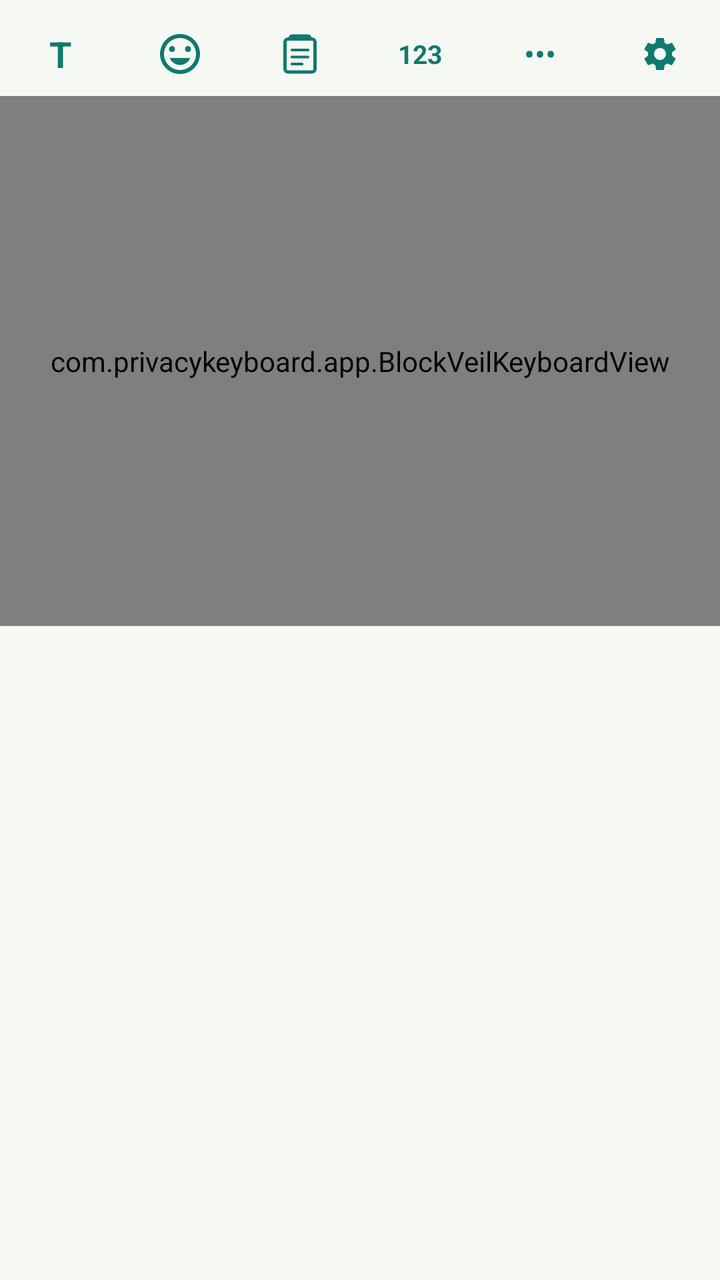
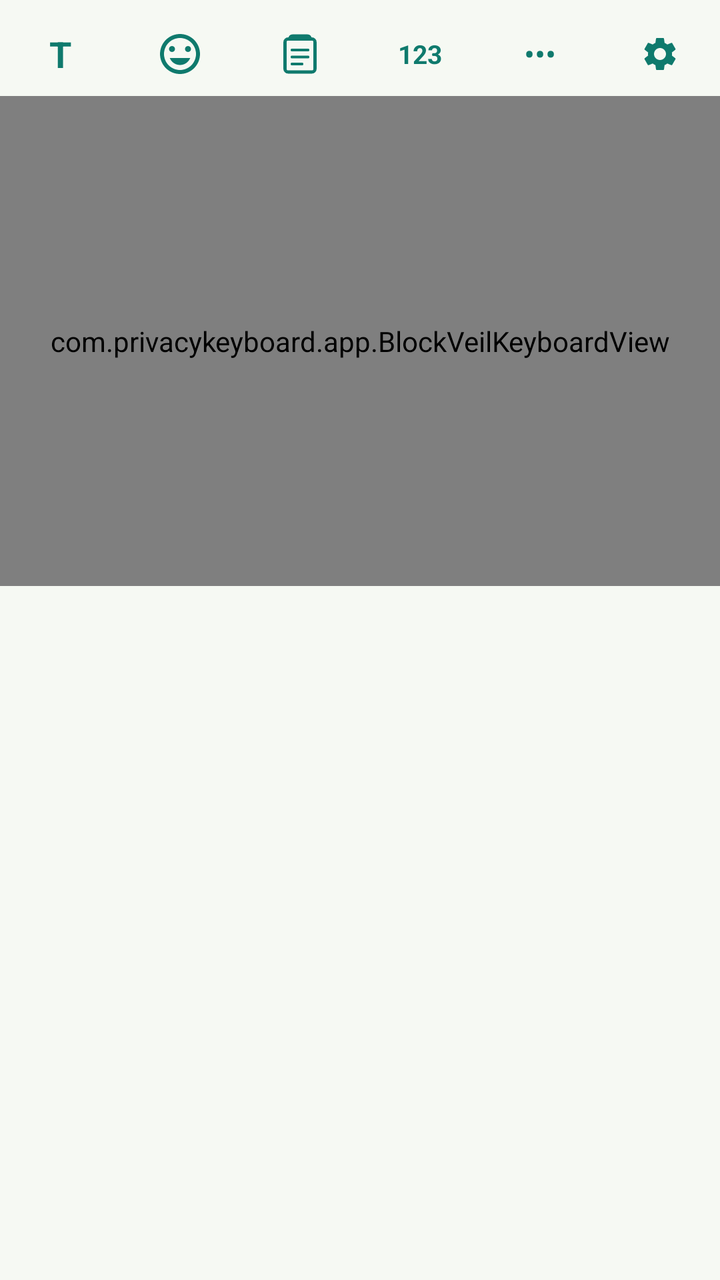

Two renders of the same Android screen: before a commit and after it. Below are the layout's source before the change and the commit's diff.
<!-- AndroidManifest.xml: application theme Theme.BlockVeil -->
<!-- res/layout/input_view.xml -->
<?xml version="1.0" encoding="utf-8"?>
<LinearLayout xmlns:android="http://schemas.android.com/apk/res/android"
    android:layout_width="match_parent"
    android:layout_height="wrap_content"
    android:orientation="vertical"
    android:background="@color/ime_bg"
    android:paddingTop="6dp"
    android:paddingBottom="0dp">

    <LinearLayout
        android:id="@+id/suggestion_strip"
        android:layout_width="match_parent"
        android:layout_height="42dp"
        android:orientation="horizontal"
        android:background="@color/ime_bg"
        android:gravity="center_vertical">

        <TextView
            android:id="@+id/icon_text_tool"
            android:layout_width="0dp"
            android:layout_height="match_parent"
            android:layout_weight="1"
            android:gravity="center"
            android:text="@string/icon_text_tool"
            android:textColor="@color/ime_key_function"
            android:textStyle="bold"
            android:textSize="18sp" />

        <LinearLayout
            android:id="@+id/toolbar_icons_group"
            android:layout_width="0dp"
            android:layout_height="match_parent"
            android:layout_weight="5"
            android:orientation="horizontal"
            android:gravity="center_vertical">

            <ImageView
                android:id="@+id/icon_emoji_top"
                android:layout_width="0dp"
                android:layout_height="24dp"
                android:layout_weight="1"
                android:src="@drawable/sentiment_satisfied_24"
                android:tint="@color/ime_key_function"
                android:scaleType="centerInside" />

            <ImageView
                android:id="@+id/clipboard_button"
                android:layout_width="0dp"
                android:layout_height="24dp"
                android:layout_weight="1"
                android:src="@drawable/ic_top_clipboard"
                android:scaleType="centerInside" />

            <TextView
                android:id="@+id/icon_123_top"
                android:layout_width="0dp"
                android:layout_height="match_parent"
                android:layout_weight="1"
                android:gravity="center"
                android:text="@string/icon_123_top"
                android:textColor="@color/ime_key_function"
                android:textStyle="bold"
                android:textSize="13sp" />

            <TextView
                android:id="@+id/icon_more_options"
                android:layout_width="0dp"
                android:layout_height="match_parent"
                android:layout_weight="1"
                android:gravity="center"
                android:text="@string/icon_more_options"
                android:textColor="@color/ime_key_function"
                android:textSize="16sp" />

            <ImageView
                android:id="@+id/settings_header_button"
                android:layout_width="0dp"
                android:layout_height="20dp"
                android:layout_weight="1"
                android:src="@drawable/ic_settings_gear"
                android:scaleType="centerInside" />
        </LinearLayout>

        <LinearLayout
            android:id="@+id/suggestions_group"
            android:layout_width="0dp"
            android:layout_height="match_parent"
            android:layout_weight="5"
            android:orientation="horizontal"
            android:visibility="gone">

            <TextView
                android:id="@+id/suggestion_1"
                android:layout_width="0dp"
                android:layout_height="match_parent"
                android:layout_weight="1"
                android:gravity="center"
                android:textColor="@color/ime_suggestion_text"
                android:textSize="16sp" />

            <TextView
                android:id="@+id/suggestion_2"
                android:layout_width="0dp"
                android:layout_height="match_parent"
                android:layout_weight="1"
                android:gravity="center"
                android:textColor="@color/ime_suggestion_text"
                android:textSize="16sp" />

            <TextView
                android:id="@+id/suggestion_3"
                android:layout_width="0dp"
                android:layout_height="match_parent"
                android:layout_weight="1"
                android:gravity="center"
                android:textColor="@color/ime_suggestion_text"
                android:textSize="16sp" />
        </LinearLayout>
    </LinearLayout>

    <FrameLayout
        android:layout_width="match_parent"
        android:layout_height="265dp">

        <com.privacykeyboard.app.BlockVeilKeyboardView
            android:id="@+id/keyboard_view"
            android:layout_width="match_parent"
            android:layout_height="match_parent"
            android:background="@color/ime_bg"
            android:shadowColor="#00000000"
            android:shadowRadius="0" />

        <LinearLayout
            android:id="@+id/clipboard_panel"
            android:layout_width="match_parent"
            android:layout_height="match_parent"
            android:orientation="vertical"
            android:background="@color/ime_bg"
            android:visibility="gone">

            <LinearLayout
                android:layout_width="match_parent"
                android:layout_height="wrap_content"
                android:orientation="horizontal"
                android:gravity="center_vertical"
                android:padding="10dp">

                <ImageView
                    android:id="@+id/clipboard_close_button"
                    android:layout_width="26dp"
                    android:layout_height="26dp"
                    android:src="@drawable/arrow_back_24"
                    android:tint="@color/ime_text_primary"
                    android:contentDescription="@string/back_arrow"
                    android:paddingEnd="12dp" />

                <View
                    android:layout_width="0dp"
                    android:layout_height="1dp"
                    android:layout_weight="1" />

                <TextView
                    android:id="@+id/clipboard_clear_button"
                    android:layout_width="wrap_content"
                    android:layout_height="wrap_content"
                    android:text="@string/clear_all"
                    android:textColor="@color/ime_text_secondary"
                    android:textSize="13sp" />
            </LinearLayout>

            <ScrollView
                android:layout_width="match_parent"
                android:layout_height="0dp"
                android:layout_weight="1">

                <LinearLayout
                    android:id="@+id/clipboard_list"
                    android:layout_width="match_parent"
                    android:layout_height="wrap_content"
                    android:orientation="vertical" />
            </ScrollView>

        </LinearLayout>

        <LinearLayout
            android:id="@+id/emoji_panel"
            android:layout_width="match_parent"
            android:layout_height="match_parent"
            android:orientation="vertical"
            android:background="@color/ime_bg"
            android:visibility="gone">

            <LinearLayout
                android:id="@+id/emoji_category_row"
                android:layout_width="match_parent"
                android:layout_height="40dp"
                android:orientation="horizontal"
                android:background="@color/ime_bg" />

            <View
                android:layout_width="match_parent"
                android:layout_height="1dp"
                android:background="#E0E0E0" />

            <FrameLayout
                android:layout_width="match_parent"
                android:layout_height="0dp"
                android:layout_weight="1"
                android:background="@color/ime_bg">

                <TextView
                    android:layout_width="wrap_content"
                    android:layout_height="wrap_content"
                    android:layout_gravity="center"
                    android:text="@string/emoji_coming_soon"
                    android:textColor="@color/ime_text_secondary"
                    android:textSize="13sp" />
            </FrameLayout>

            <LinearLayout
                android:layout_width="match_parent"
                android:layout_height="wrap_content"
                android:orientation="horizontal"
                android:background="@color/ime_bg"
                android:padding="8dp">

                <TextView
                    android:id="@+id/emoji_abc_button"
                    android:layout_width="wrap_content"
                    android:layout_height="wrap_content"
                    android:text="ABC"
                    android:textColor="@color/ime_key_function"
                    android:textStyle="bold"
                    android:textSize="15sp"
                    android:padding="8dp" />
            </LinearLayout>

        </LinearLayout>

    </FrameLayout>

</LinearLayout>
<!-- resources referenced by this layout -->
<resources>
  <color name="ime_bg">#F6F9F3</color>
  <color name="ime_key_function">#0F7A6D</color>
  <color name="ime_suggestion_text">#174A3D</color>
  <color name="ime_text_primary">#174A3D</color>
  <color name="ime_text_secondary">#3A5F52</color>
  <!-- drawable arrow_back_24 (drawable) -->
  <?xml version="1.0" encoding="utf-8"?>
  <vector xmlns:android="http://schemas.android.com/apk/res/android"
      android:width="24dp"
      android:height="24dp"
      android:viewportWidth="24"
      android:viewportHeight="24">
      <path
          android:pathData="M 20,11 L 7.83,11 L 13.42,5.41 L 12,4 L 4,12 L 12,20 L 13.41,18.59 L 7.83,13 L 20,13 Z"
          android:fillColor="#FFFFFF" />
  </vector>
  <!-- drawable ic_top_clipboard (drawable) -->
  <?xml version="1.0" encoding="utf-8"?>
  <vector xmlns:android="http://schemas.android.com/apk/res/android"
      android:width="24dp"
      android:height="24dp"
      android:viewportWidth="24"
      android:viewportHeight="24">
  
      <path
          android:fillColor="#00000000"
          android:strokeColor="@color/ime_key_function"
          android:strokeWidth="1.6"
          android:pathData="M7,5 L7,4.2 C7,3.5 7.5,3 8.2,3 L15.8,3 C16.5,3 17,3.5 17,4.2 L17,5" />
  
      <path
          android:fillColor="#00000000"
          android:strokeColor="@color/ime_key_function"
          android:strokeWidth="1.6"
          android:strokeLineJoin="round"
          android:pathData="M6,4.5 L18,4.5 C18.8,4.5 19.5,5.2 19.5,6 L19.5,19.5 C19.5,20.3 18.8,21 18,21 L6,21 C5.2,21 4.5,20.3 4.5,19.5 L4.5,6 C4.5,5.2 5.2,4.5 6,4.5 Z" />
  
      <path
          android:fillColor="#00000000"
          android:strokeColor="@color/ime_key_function"
          android:strokeWidth="1.4"
          android:strokeLineCap="round"
          android:pathData="M8,10 L16,10 M8,13.5 L16,13.5 M8,17 L13,17" />
  </vector>
  <!-- drawable sentiment_satisfied_24 (drawable) -->
  <?xml version="1.0" encoding="utf-8"?>
  <vector xmlns:android="http://schemas.android.com/apk/res/android"
      android:width="24dp"
      android:height="24dp"
      android:viewportWidth="24"
      android:viewportHeight="24">
  
      <path
          android:fillColor="#FF000000"
          android:pathData="M12,2 C6.48,2 2,6.48 2,12 C2,17.52 6.48,22 12,22 C17.52,22 22,17.52 22,12 C22,6.48 17.52,2 12,2 Z M12,20 C7.59,20 4,16.41 4,12 C4,7.59 7.59,4 12,4 C16.41,4 20,7.59 20,12 C20,16.41 16.41,20 12,20 Z" />
  
      <path
          android:fillColor="#FF000000"
          android:pathData="M8,11 C8.83,11 9.5,10.33 9.5,9.5 C9.5,8.67 8.83,8 8,8 C7.17,8 6.5,8.67 6.5,9.5 C6.5,10.33 7.17,11 8,11 Z" />
  
      <path
          android:fillColor="#FF000000"
          android:pathData="M16,11 C16.83,11 17.5,10.33 17.5,9.5 C17.5,8.67 16.83,8 16,8 C15.17,8 14.5,8.67 14.5,9.5 C14.5,10.33 15.17,11 16,11 Z" />
  
      <path
          android:fillColor="#FF000000"
          android:pathData="M12,17.5 C14.33,17.5 16.31,16.04 17.11,14 L6.89,14 C7.69,16.04 9.67,17.5 12,17.5 Z" />
  </vector>
  <string name="back_arrow">Back</string>
  <string name="clear_all">Clear all</string>
  <string name="emoji_coming_soon">Emoji picker coming soon</string>
  <string name="icon_123_top">123</string>
  <string name="icon_more_options">•••</string>
  <string name="icon_text_tool">T</string>
  <style name="Theme.BlockVeil" parent="android:Theme.Material.NoActionBar">
          <item name="android:windowBackground">@color/bg_dark</item>
          <item name="android:statusBarColor">@color/bg_dark</item>
          <item name="android:navigationBarColor">@color/bg_dark</item>
          <item name="android:colorAccent">@color/accent_mint</item>
      </style>
  <color name="bg_dark">#0D1F1A</color>
  <color name="accent_mint">#6FE7B0</color>
  <!-- unchanged entries left out for length: 1 -->
</resources>

<!-- the commit's change to res/layout/input_view.xml (unified diff, before → after) -->
@@ -120,7 +120,7 @@
 
     <FrameLayout
         android:layout_width="match_parent"
-        android:layout_height="265dp">
+        android:layout_height="245dp">
 
         <com.privacykeyboard.app.BlockVeilKeyboardView
             android:id="@+id/keyboard_view"
